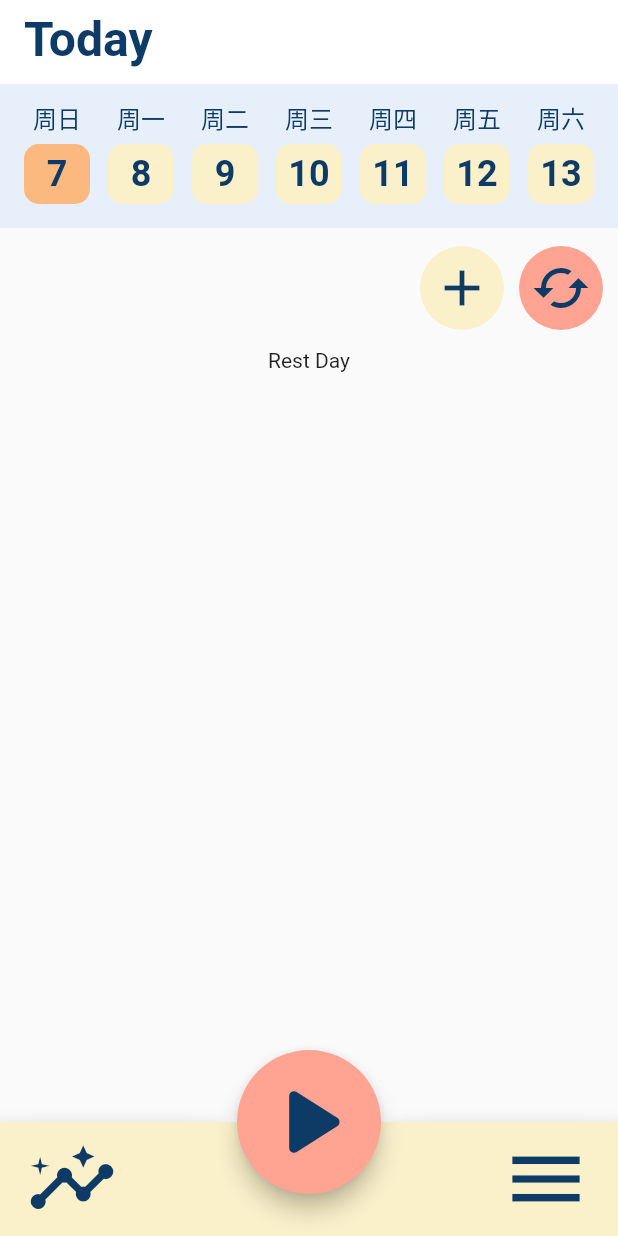
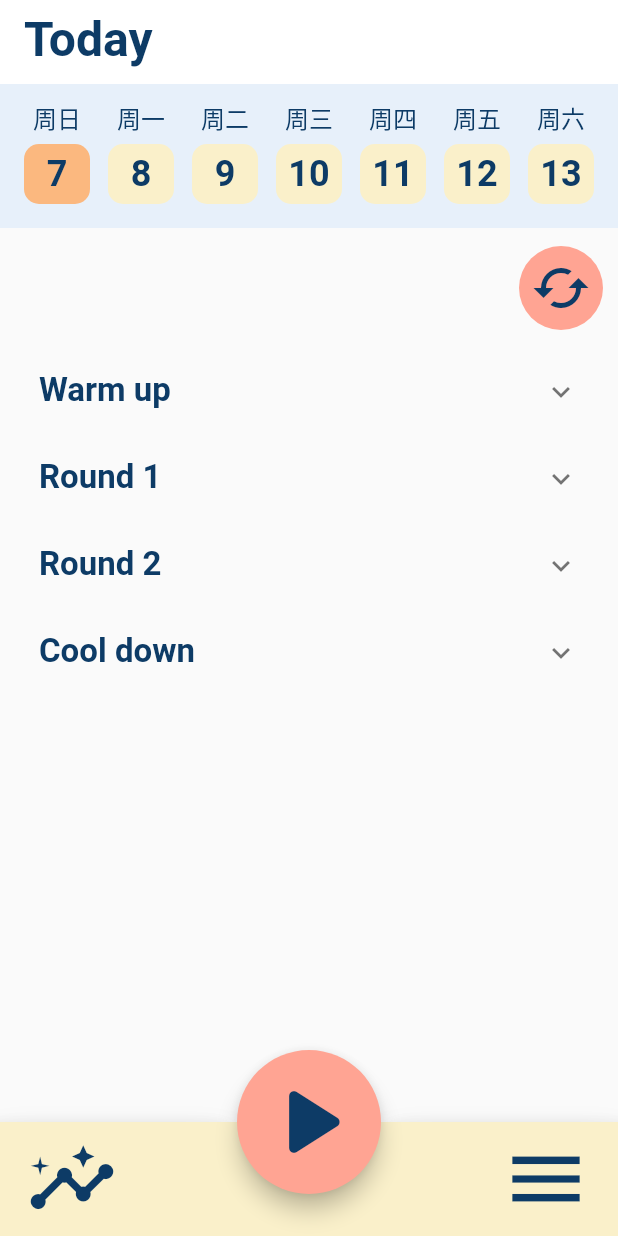
Before and after one commit to meimei-hsu/G12_HabitRabbit, a Flutter app: the Homepage screen opened directly, on a phone screen of 412 x 824 dp. Run offline on Flutter 3.47's test engine with Material 2 defaults, Android fonts, the phone set to English and light mode, and no system bars; drawn by our look-alikes of table_calendar; our stand-ins replace firebase_auth, firebase_core, firebase_database, video_player; missing offline and left inert: dart:ffi; accounts and stored records are empty.

Commit message:
* Complete sport item list.   - Need to be test again: because now just use default list data and test in "Rest Day" ('else', but it should in 'if').   - Need to be prettier. But the appearance now looks fine?XD

```diff
--- a/lib/screens/HomePage.dart
+++ b/lib/screens/HomePage.dart
@@ -19,6 +19,35 @@ class _HomepageState extends State<Homepage> {
   DateTime? _selectedDay = Calendar.today();
   get firstDay => Calendar.firstDay();
   get lastDay => firstDay.add(const Duration(days: 13));
+
+  List<Widget> _getSportList(List content, List title){
+    int length = content.length;
+
+    List<ExpansionTile> expansionTitleList = [];
+    for (int i = 0; i < length; i++){
+      List<ListTile> itemList = [
+        for (int j = 0; j < content[i].length; j++) ListTile(title: Text('${content[i][j]}'))
+      ];
+
+      // TODO: make prettier
+      expansionTitleList.add(
+        ExpansionTile(
+          title: Text(
+            '${title[i]}',
+            style: TextStyle(
+              color: Color(0xff0d3b66),
+              fontSize: 22,
+              letterSpacing: 0, //percentages not used in flutter
+              fontWeight: FontWeight.bold,
+              height: 1),
+          ),
+          children: itemList,
+        ),
+      );
+    }
+
+    return expansionTitleList;
+  }
 
   @override
   Widget build(BuildContext context) {
@@ -135,6 +164,7 @@ class _HomepageState extends State<Homepage> {
               child: Row(
                 mainAxisAlignment: MainAxisAlignment.end,
                 children: [
+                  /*
                   Container(
                     child: Ink(
                       decoration: const ShapeDecoration(
@@ -149,7 +179,7 @@ class _HomepageState extends State<Homepage> {
                         onPressed: () {},
                       ),
                     ),
-                  ),
+                  ),*/
                   const SizedBox(width: 10),
                   Container(
                     child: Ink(
@@ -167,7 +197,8 @@ class _HomepageState extends State<Homepage> {
                     ),
                   )
                 ],
-              )),
+              )
+          ),
           const SizedBox(height: 10),
           FutureBuilder<Map?>(
               // Exercise plan
@@ -198,12 +229,39 @@ class _HomepageState extends State<Homepage> {
                         for (int i = 0; i < length; i++) {
                           retVal += "${title[i]}\n${content[i]}\n\n";
                         }
-                      return Text(retVal);
-                    } else {
-                      return const Text("Rest Day");
+                        return Expanded(
+                          child: Padding(
+                            padding: const EdgeInsets.only(right: 10, left: 10),
+                            child: ListView(
+                              children: _getSportList(content, title),
+                            ),
+                          ),
+                        );
+                        //return Text(retVal);
+                      } else { //ExpansionTile List
+                        List content = [
+                          ["A","B","C"],["D","E","F"],["G","H","I"],["J","K","L"],
+                        ];
+                        int length = content.length;
+                        // Generate the titles
+                        List title = [
+                          for (int i = 1; i <= length - 2; i++) "Round $i"
+                        ];
+                        title.insert(0, "Warm up");
+                        title.insert(length - 1, "Cool down");
+                        return Expanded(
+                            child: Padding(
+                              padding: const EdgeInsets.only(right: 10, left: 10),
+                              child: ListView(
+                                children: _getSportList(content, title),
+                              ),
+                            ),
+                        );
+                        //return const Text("Rest Day");
                       }
                   }
-              }),
+                }
+          ),
         ],
       ),
       floatingActionButton: FloatingActionButton.large(
```
Lines whose indentation alone changed are shown as unchanged.
